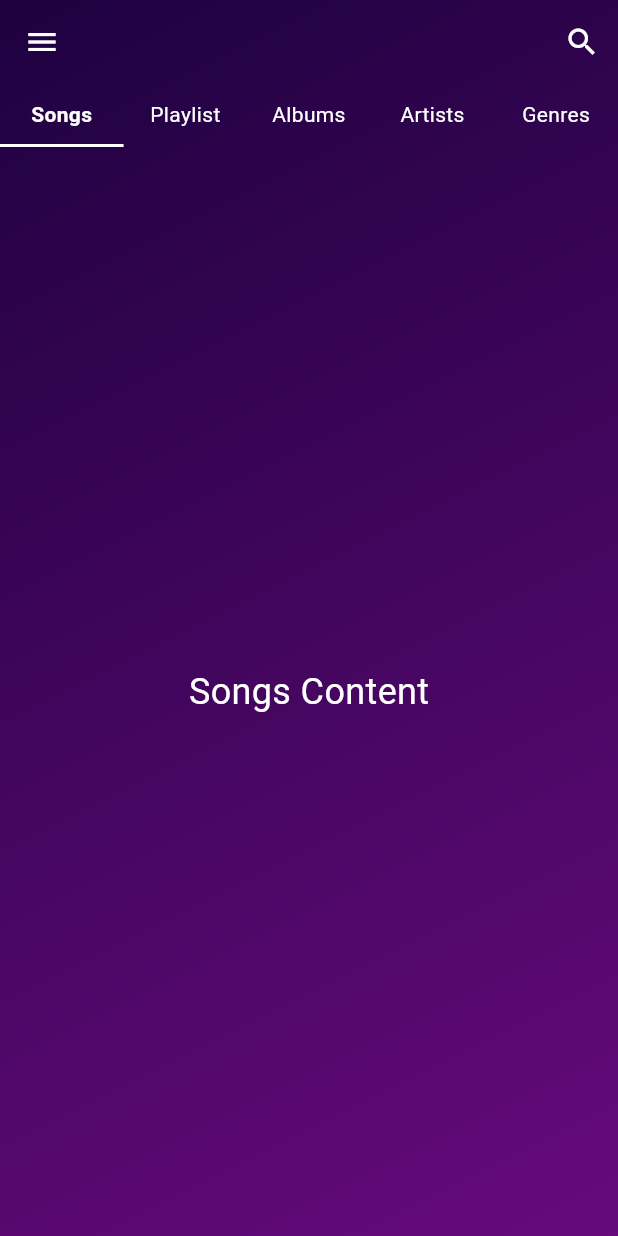
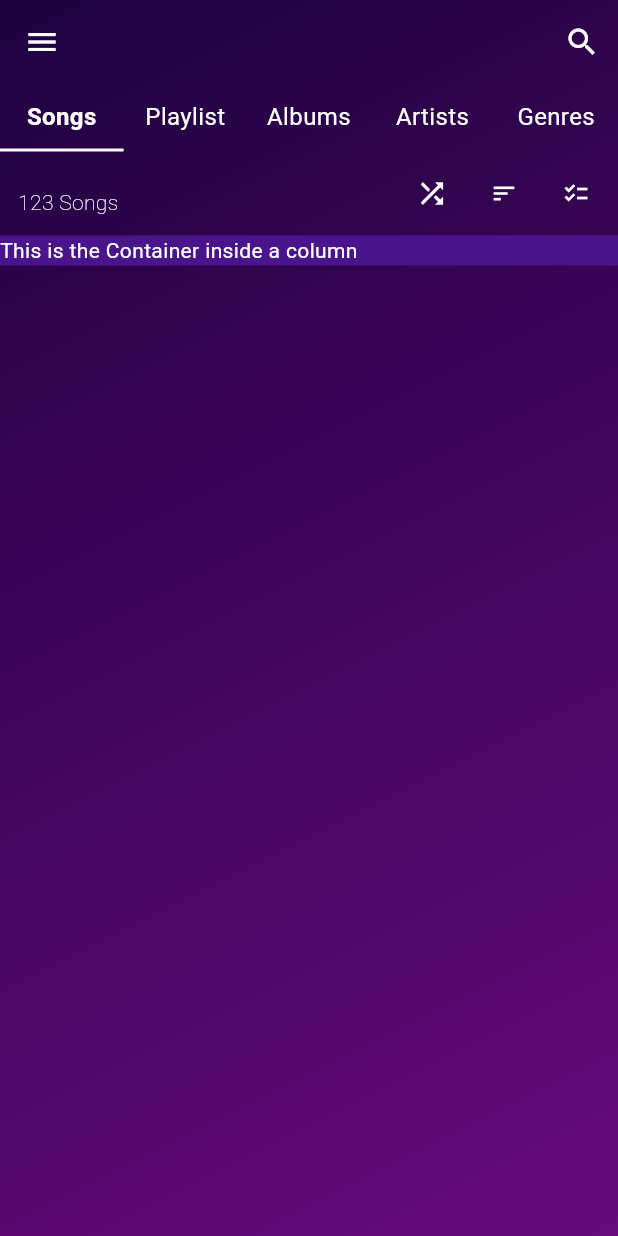
Before and after one commit to PengWin553/pengwin_music_player, a Flutter app: the screen it shows after launch, on a phone screen of 412 x 824 dp. Run offline on Flutter 3.47's test engine with Material 3 defaults, Android fonts, the light colour scheme and no system bars.

Commit message:
feat: songs component (unfinished)

```diff
--- /dev/null
+++ b/lib/components/songs/songs.dart
@@ -0,0 +1,80 @@
+import 'package:flutter/material.dart';
+
+void main() =>
+    runApp(MaterialApp(debugShowCheckedModeBanner: false, home: const Songs()));
+
+class Songs extends StatefulWidget {
+  const Songs({super.key});
+
+  @override
+  State<Songs> createState() => _SongsState();
+}
+
+class _SongsState extends State<Songs> {
+  @override
+  Widget build(BuildContext context) {
+    return Column(
+      children: [
+        Row(
+          // horizontal alignment
+          mainAxisAlignment: MainAxisAlignment.spaceBetween,
+          // vertical alignment
+          crossAxisAlignment: CrossAxisAlignment.end,
+
+          children: [
+            Padding(
+              padding: const EdgeInsets.all(12.0),
+              child: Text(
+                '123 Songs',
+                style: TextStyle(
+                  color: Colors.white,
+                  fontWeight: FontWeight.w100,
+                  fontSize: 14.00,
+                ),
+              ),
+            ),
+
+            Padding(
+              padding: const EdgeInsets.all(4.0),
+              child: Row(
+                children: [
+                  IconButton(
+                    onPressed: () {},
+                    icon: Icon(Icons.shuffle),
+                    color: Colors.white,
+                    iconSize: 22.00,
+                  ),
+
+                  IconButton(
+                    onPressed: () {},
+                    icon: Icon(Icons.sort),
+                    color: Colors.white,
+                    iconSize: 18.00,
+                  ),
+
+                  IconButton(
+                    onPressed: () {},
+                    icon: Icon(Icons.checklist),
+                    color: Colors.white,
+                    iconSize: 18.00,
+                  ),
+                ],
+              ),
+            ),
+          ],
+        ),
+
+        Column(
+          mainAxisAlignment: MainAxisAlignment.start,
+          crossAxisAlignment: CrossAxisAlignment.stretch,
+          children: [
+            Container(
+              color: Colors.purple[900],
+              child: Text('This is the Container inside a column', style: TextStyle(color: Colors.white))
+            )
+          ],
+        )
+      ],
+    );
+  }
+}
--- a/lib/main.dart
+++ b/lib/main.dart
@@ -1,14 +1,17 @@
 import 'package:flutter/material.dart';
 import 'components/side_menu.dart';
+import 'components/songs/songs.dart';
 
-void main() => runApp(MaterialApp(
+void main() => runApp(
+  MaterialApp(
     debugShowCheckedModeBanner: false,
     theme: ThemeData(
       primarySwatch: Colors.purple,
       visualDensity: VisualDensity.adaptivePlatformDensity,
     ),
     home: const Home(),
-    ));
+  ),
+);
 
 class Home extends StatefulWidget {
   const Home({super.key});
@@ -20,9 +23,7 @@ class _HomeState extends State<Home> {
   final GlobalKey<ScaffoldState> _scaffoldKey = GlobalKey<ScaffoldState>();
   int _currentIndex = 0;
 
-  List<String> mainMenu = [
-    'Songs', 'Playlist', 'Albums', 'Artists', 'Genres'
-  ];
+  List<String> mainMenu = ['Songs', 'Playlist', 'Albums', 'Artists', 'Genres'];
 
   void _onMenuItemSelected(int index) {
     setState(() {
@@ -38,7 +39,10 @@ class _HomeState extends State<Home> {
         gradient: LinearGradient(
           begin: Alignment.topLeft,
           end: Alignment.bottomRight,
-          colors: [Color.fromARGB(255, 30, 1, 63), Color.fromARGB(255, 102, 10, 124)],
+          colors: [
+            Color.fromARGB(255, 30, 1, 63),
+            Color.fromARGB(255, 102, 10, 124),
+          ],
         ),
       ),
       child: Scaffold(
@@ -76,7 +80,8 @@ class _HomeState extends State<Home> {
           children: [
             // Menu row
             Row(
-              children: mainMenu.map((menuItem) {
+              children:
+                  mainMenu.map((menuItem) {
                     int index = mainMenu.indexOf(menuItem);
                     return Expanded(
                       child: GestureDetector(
@@ -86,7 +91,10 @@ class _HomeState extends State<Home> {
                           decoration: BoxDecoration(
                             border: Border(
                               bottom: BorderSide(
-                            color: _currentIndex == index ? Colors.white : Colors.transparent,
+                                color:
+                                    _currentIndex == index
+                                        ? Colors.white
+                                        : Colors.transparent,
                                 width: 2.0,
                               ),
                             ),
@@ -96,7 +104,11 @@ class _HomeState extends State<Home> {
                             textAlign: TextAlign.center,
                             style: TextStyle(
                               color: Colors.white,
-                          fontWeight: _currentIndex == index ? FontWeight.bold : FontWeight.normal,
+                              fontSize: 16.00,
+                              fontWeight:
+                                  _currentIndex == index
+                                      ? FontWeight.bold
+                                      : FontWeight.normal,
                             ),
                           ),
                         ),
@@ -106,7 +118,8 @@ class _HomeState extends State<Home> {
             ),
             // Main content area
             Expanded(
-              child: Center(
+              child: Align(
+                alignment: Alignment.topCenter,
                 child: _buildContent(),
               ),
             ),
@@ -120,23 +133,47 @@ class _HomeState extends State<Home> {
     // This function returns different content based on the selected index
     switch (_currentIndex) {
       case 0:
-        return const Text('Songs Content', style: TextStyle(color: Colors.white, fontSize: 24));
+        return Songs();
       case 1:
-        return const Text('Playlist Content', style: TextStyle(color: Colors.white, fontSize: 24));
+        return const Text(
+          'Playlist Content',
+          style: TextStyle(color: Colors.white, fontSize: 24),
+        );
       case 2:
-        return const Text('Albums Content', style: TextStyle(color: Colors.white, fontSize: 24));
+        return const Text(
+          'Albums Content',
+          style: TextStyle(color: Colors.white, fontSize: 24),
+        );
       case 3:
-        return const Text('Artists Content', style: TextStyle(color: Colors.white, fontSize: 24));
+        return const Text(
+          'Artists Content',
+          style: TextStyle(color: Colors.white, fontSize: 24),
+        );
       case 4:
-        return const Text('Genres Content', style: TextStyle(color: Colors.white, fontSize: 24));
+        return const Text(
+          'Genres Content',
+          style: TextStyle(color: Colors.white, fontSize: 24),
+        );
       case 5:
-        return const Text('Equalizer', style: TextStyle(color: Colors.white, fontSize: 24));
+        return const Text(
+          'Equalizer',
+          style: TextStyle(color: Colors.white, fontSize: 24),
+        );
       case 6:
-        return const Text('Sleep Timer', style: TextStyle(color: Colors.white, fontSize: 24));
+        return const Text(
+          'Sleep Timer',
+          style: TextStyle(color: Colors.white, fontSize: 24),
+        );
       case 7:
-        return const Text('Settings', style: TextStyle(color: Colors.white, fontSize: 24));
+        return const Text(
+          'Settings',
+          style: TextStyle(color: Colors.white, fontSize: 24),
+        );
       default:
-        return const Text('Select an option', style: TextStyle(color: Colors.white, fontSize: 24));
+        return const Text(
+          'Select an option',
+          style: TextStyle(color: Colors.white, fontSize: 24),
+        );
     }
   }
 }
```
Lines whose indentation alone changed are shown as unchanged.
